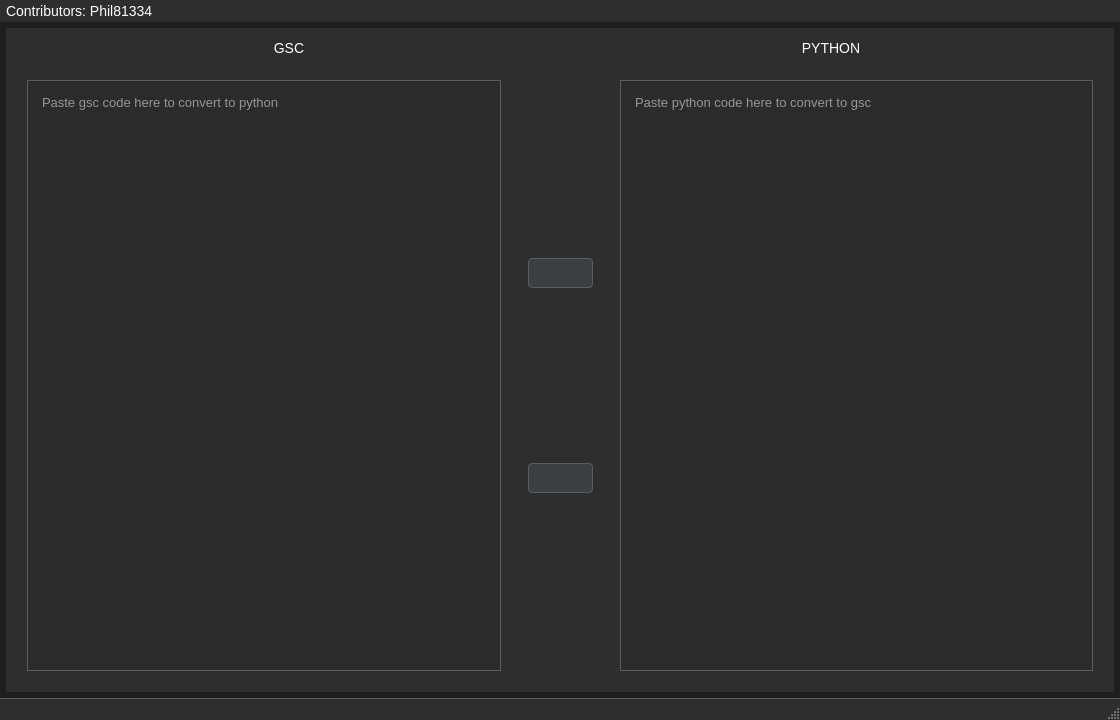
Old version of the form Resources/UI/main_window.ui in the repository Phils-Hub-Org/Call-of-Duty-World-at-War-GSC-to-Py-Bidirectional-Converter.
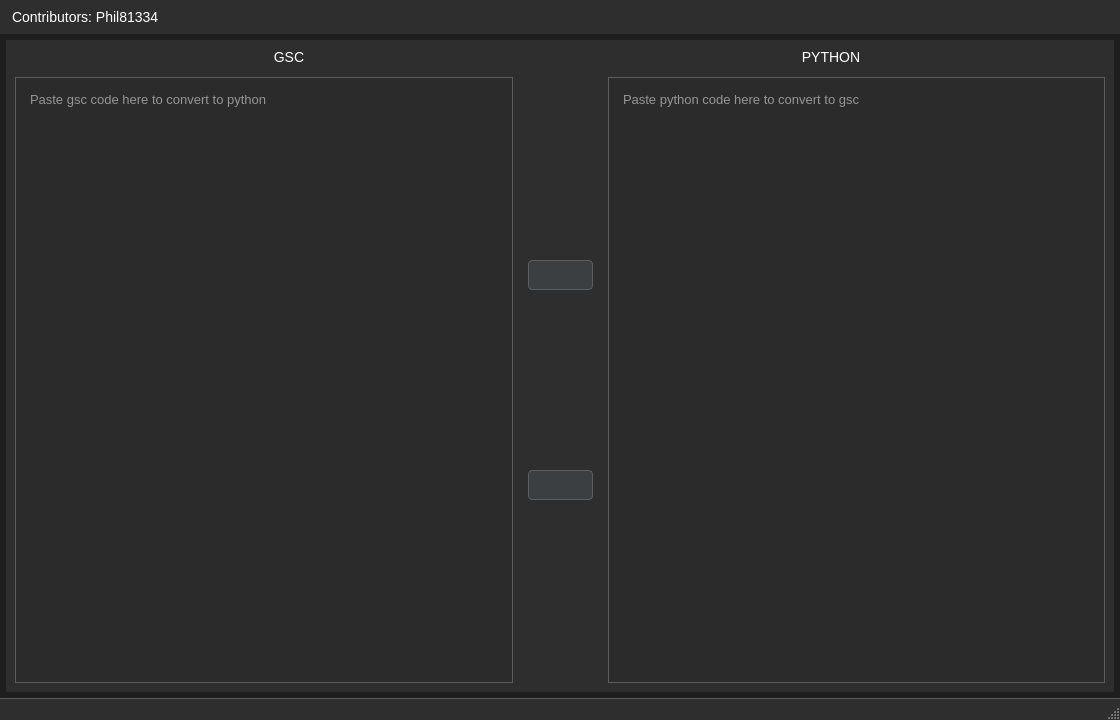
New version of the form. Icons and pictures are not drawn.

```diff
--- a/Resources/UI/main_window.ui
+++ b/Resources/UI/main_window.ui
@@ -72,13 +72,11 @@
 QLabel {
     color: #ffffff;             /* White text */
     font-size: 14px;            /* Set font size */
-    padding: 3px;              /* Padding inside the central widget */
 }
 
 /* QFrame */
 QFrame {
     background-color: #2e2e2e;  /* Dark gray for frames */
-    border-radius: 0px;         /* No rounded corners */
 }
 
 /* QLineEdit */
@@ -248,6 +246,9 @@
        </property>
        <item>
         <widget class="QLabel" name="label_3">
+         <property name="styleSheet">
+          <string notr="true">QLabel {margin: 9px;}</string>
+         </property>
          <property name="text">
           <string>Contributors: Phil81334</string>
          </property>
@@ -329,6 +330,15 @@
        </item>
        <item>
         <widget class="QFrame" name="frame_5">
+         <property name="sizePolicy">
+          <sizepolicy hsizetype="Preferred" vsizetype="Preferred">
+           <horstretch>0</horstretch>
+           <verstretch>0</verstretch>
+          </sizepolicy>
+         </property>
+         <property name="styleSheet">
+          <string notr="true">QFrame {margin: 0px;}</string>
+         </property>
          <property name="frameShape">
           <enum>QFrame::Shape::NoFrame</enum>
          </property>
@@ -336,10 +346,19 @@
           <enum>QFrame::Shadow::Raised</enum>
          </property>
          <layout class="QHBoxLayout" name="horizontalLayout_4">
+          <property name="spacing">
+           <number>6</number>
+          </property>
           <property name="leftMargin">
            <number>9</number>
           </property>
           <property name="topMargin">
+           <number>0</number>
+          </property>
+          <property name="rightMargin">
+           <number>9</number>
+          </property>
+          <property name="bottomMargin">
            <number>9</number>
           </property>
           <item>
@@ -367,6 +386,21 @@
              <enum>QFrame::Shadow::Raised</enum>
             </property>
             <layout class="QVBoxLayout" name="verticalLayout_3">
+             <property name="spacing">
+              <number>6</number>
+             </property>
+             <property name="leftMargin">
+              <number>9</number>
+             </property>
+             <property name="topMargin">
+              <number>9</number>
+             </property>
+             <property name="rightMargin">
+              <number>9</number>
+             </property>
+             <property name="bottomMargin">
+              <number>9</number>
+             </property>
              <item>
               <widget class="QPushButton" name="convert_gsc_to_py_btn">
                <property name="toolTip">
@@ -394,6 +428,12 @@
           </item>
           <item>
            <widget class="QPlainTextEdit" name="python_code_input_area">
+            <property name="sizePolicy">
+             <sizepolicy hsizetype="Expanding" vsizetype="Expanding">
+              <horstretch>0</horstretch>
+              <verstretch>0</verstretch>
+             </sizepolicy>
+            </property>
             <property name="frameShape">
              <enum>QFrame::Shape::NoFrame</enum>
             </property>
```
